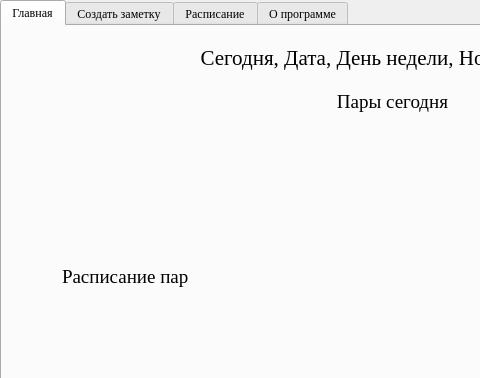
Before: the Qt Designer form mainwindow.ui in artempal/course_2016, drawn with Qt 5; both pictures show x 0 to 480 and y 0 to 378 of the 860 by 905 pixel window.
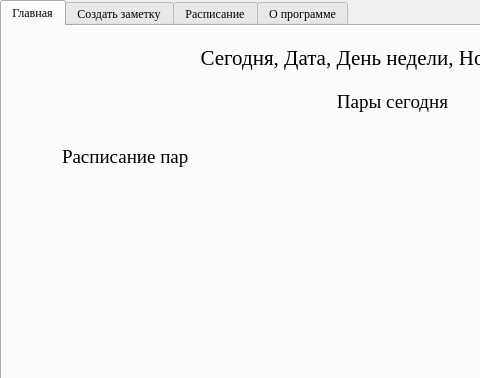
After: the same form once the commit is applied.

Commit message: Расписание пар теперь не в центре

```diff
--- a/mainwindow.ui
+++ b/mainwindow.ui
@@ -103,6 +103,9 @@
       <property name="text">
        <string>Расписание пар</string>
       </property>
+      <property name="alignment">
+       <set>Qt::AlignLeading|Qt::AlignLeft|Qt::AlignTop</set>
+      </property>
      </widget>
      <widget class="QLabel" name="label_5">
       <property name="geometry">
```
Left out of the diff: 2 changed lines with no effect on the pictures.
